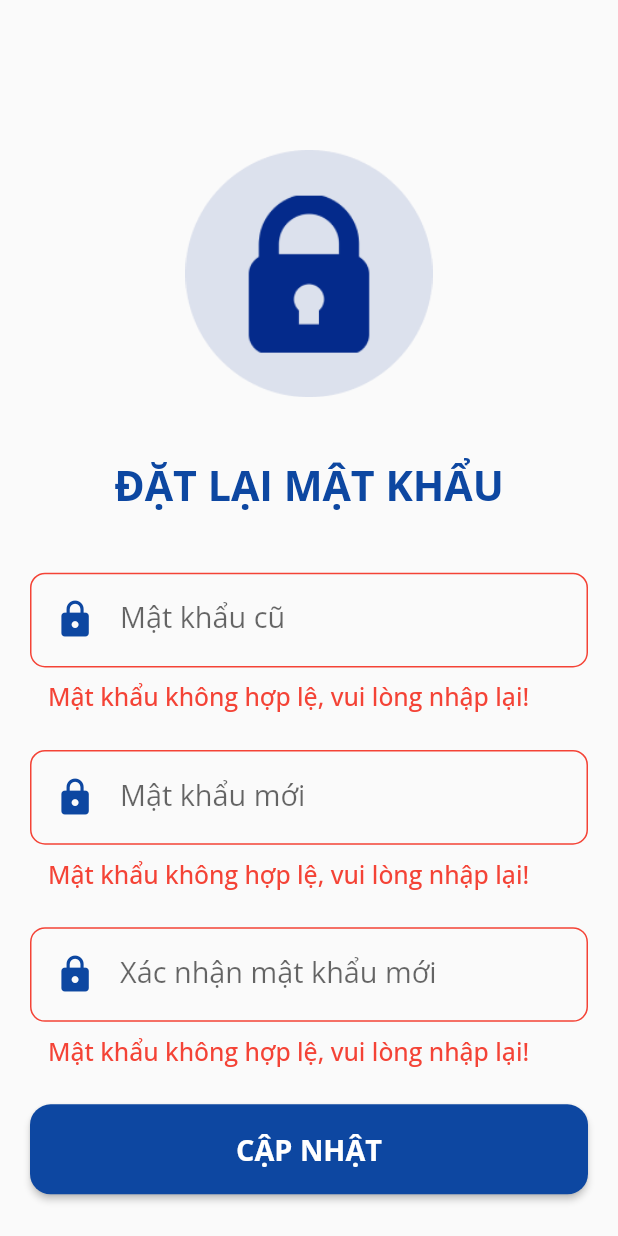
After one commit to pqhuy1102/smartschool_mobile, a Flutter app: the ChangePasswordScreen screen opened by its route, after a tap on "CẬP NHẬT", on a phone screen of 412 x 824 dp. The commit adds this screen. Run offline on Flutter 3.47's test engine with Material 2 defaults, Android fonts, the phone set to English and light mode, and no system bars; our stand-ins replace flutter_slidable, flutter_spinkit, get, get_storage, image_picker, qr_flutter and 1 more; accounts and stored records are empty.

Commit message:
change-password-function

```diff
--- a/lib/modules/authentication/controllers/authentication_manager.dart
+++ b/lib/modules/authentication/controllers/authentication_manager.dart
@@ -3,6 +3,7 @@ import 'package:smartschool_mobile/modules/authentication/controllers/cache_mana
 
 class AuthenticationManager extends GetxController with CacheManager {
   final isLogged = false.obs;
+  final isChangedPassword = false.obs;
 
   void logOut() {
     isLogged.value = false;
--- a/lib/modules/authentication/controllers/cache_manager.dart
+++ b/lib/modules/authentication/controllers/cache_manager.dart
@@ -16,6 +16,8 @@ mixin CacheManager {
     final box = GetStorage();
     await box.remove(CacheManagerKey.TOKEN.toString());
   }
+
+  //1234578ab
 }
 
 // ignore: constant_identifier_names
--- a/lib/modules/authentication/controllers/login_controller.dart
+++ b/lib/modules/authentication/controllers/login_controller.dart
@@ -30,8 +30,8 @@ class LoginController extends GetxController {
   //login
   Future<void> login(String email, String password) async {
     isLoading(true);
-    final res = await _loginProvider
-        .login(LoginRequestModel(email: email, password: password));
+    final res = await _loginProvider.login(
+        LoginRequestModel(email: email.trim(), password: password.trim()));
     if (res != null) {
       _authenticationManager.login(res.token);
       Get.snackbar('Thành công', 'Đăng nhập thành công!',
--- a/lib/modules/authentication/widgets/onboard.dart
+++ b/lib/modules/authentication/widgets/onboard.dart
@@ -12,9 +12,13 @@ class OnBoard extends StatelessWidget {
     AuthenticationManager _authManager = Get.put(AuthenticationManager());
 
     return Obx(() {
-      return _authManager.isLogged.value
+      return (_authManager.isLogged.value &&
+              _authManager.isChangedPassword.value)
           ? const DashBoardScreen()
-          : const LoginScreen();
+          : (_authManager.isLogged.value &&
+                  !_authManager.isChangedPassword.value)
+              ? const DashBoardScreen()
+              : const LoginScreen();
     });
   }
 }
--- /dev/null
+++ b/lib/modules/changePassword/controllers/change_password_controller.dart
@@ -0,0 +1,85 @@
+import 'package:flutter/material.dart';
+import 'package:get/get.dart';
+import 'package:smartschool_mobile/modules/authentication/controllers/authentication_manager.dart';
+import 'package:smartschool_mobile/modules/changePassword/models/change_password_request_model.dart';
+import 'package:smartschool_mobile/modules/changePassword/providers/change_password_provider.dart';
+import 'package:smartschool_mobile/routes/app_pages.dart';
+
+class ChangePasswordController extends GetxController {
+  final isChangedPassword = false.obs;
+  final isOldPasswordHidden = true.obs;
+  final isNewPasswordHidden = true.obs;
+  final isReNewPasswordHidden = true.obs;
+  final isLoading = false.obs;
+
+  late final ChangePasswordProvider _changePasswordProvider;
+  late final AuthenticationManager _authenticationManager;
+
+  TextEditingController? oldPasswordEditingController;
+  TextEditingController? newPasswordEditingController;
+  TextEditingController? reNewPasswordEditingController;
+
+  @override
+  void onInit() {
+    super.onInit();
+    _changePasswordProvider = Get.put(ChangePasswordProvider());
+    _authenticationManager = Get.find();
+
+    oldPasswordEditingController = TextEditingController();
+    newPasswordEditingController = TextEditingController();
+    reNewPasswordEditingController = TextEditingController();
+  }
+
+  Future<void> changePassword(
+      String oldPassword, String newPassword, String confirmPassword) async {
+    isLoading(true);
+    String? token = _authenticationManager.getToken();
+
+    Map<String, String> headers = {
+      "Content-Type": "application/json",
+      'Authorization': 'Bearer $token',
+    };
+    final res = await _changePasswordProvider.changePassword(
+        ChangePasswordRequestModel(
+            oldPassword: oldPassword.trim(),
+            newPassword: newPassword.trim(),
+            reNewPassword: confirmPassword.trim()),
+        headers);
+    if (res != null) {
+      Get.snackbar('Thành công', 'Đổi mật khẩu thành công!',
+          snackPosition: SnackPosition.TOP,
+          backgroundColor: Colors.green,
+          colorText: Colors.white);
+      isLoading(false);
+      clearTextField();
+      Get.toNamed(Routes.dashboard);
+    } else {
+      Get.snackbar('Lỗi ', 'Đổi mật khẩu thất bại!',
+          snackPosition: SnackPosition.TOP,
+          backgroundColor: Colors.red,
+          colorText: Colors.white);
+      isLoading(false);
+      clearTextField();
+    }
+  }
+
+  //toggle password
+  void toggleOldPasswordVisibility() {
+    isOldPasswordHidden(!isOldPasswordHidden.value);
+  }
+
+  void toggleNewPasswordVisibility() {
+    isNewPasswordHidden(!isNewPasswordHidden.value);
+  }
+
+  void toggleReNewPasswordVisibility() {
+    isReNewPasswordHidden(!isReNewPasswordHidden.value);
+  }
+
+  //clear textfield
+  void clearTextField() {
+    oldPasswordEditingController!.clear();
+    newPasswordEditingController!.clear();
+    reNewPasswordEditingController!.clear();
+  }
+}
--- /dev/null
+++ b/lib/modules/changePassword/models/change_password_request_model.dart
@@ -0,0 +1,16 @@
+class ChangePasswordRequestModel {
+  String? oldPassword;
+  String? newPassword;
+  String? reNewPassword;
+
+  ChangePasswordRequestModel(
+      {this.oldPassword, this.newPassword, this.reNewPassword});
+
+  Map<String, dynamic> toJson() {
+    final Map<String, dynamic> data = <String, dynamic>{};
+    data['old_password'] = oldPassword;
+    data['new_password'] = newPassword;
+    data['re_new_password'] = reNewPassword;
+    return data;
+  }
+}
--- /dev/null
+++ b/lib/modules/changePassword/models/change_password_response_model.dart
@@ -0,0 +1,14 @@
+class ChangePasswordResponseModel {
+  String? oldPassword;
+  String? newPassword;
+  String? reNewPassword;
+
+  ChangePasswordResponseModel(
+      {this.oldPassword, this.newPassword, this.reNewPassword});
+
+  ChangePasswordResponseModel.fromJson(Map<String, dynamic> json) {
+    oldPassword = json['old_password'];
+    newPassword = json['new_password'];
+    reNewPassword = json['re_new_password'];
+  }
+}
--- /dev/null
+++ b/lib/modules/changePassword/providers/change_password_provider.dart
@@ -0,0 +1,21 @@
+import 'package:get/get.dart';
+import 'package:get/get_connect/http/src/status/http_status.dart';
+import 'package:smartschool_mobile/modules/changePassword/models/change_password_request_model.dart';
+import 'package:smartschool_mobile/modules/changePassword/models/change_password_response_model.dart';
+
+class ChangePasswordProvider extends GetConnect {
+  final String changePasswordUrl =
+      'http://13.228.244.196:6002/mobile/change-password';
+
+  Future<ChangePasswordResponseModel?> changePassword(
+      ChangePasswordRequestModel model, headers) async {
+    final response =
+        await put(changePasswordUrl, model.toJson(), headers: headers);
+
+    if (response.statusCode == HttpStatus.ok) {
+      return ChangePasswordResponseModel.fromJson(response.body);
+    } else {
+      return null;
+    }
+  }
+}
--- /dev/null
+++ b/lib/modules/changePassword/views/change_password_screen.dart
@@ -0,0 +1,238 @@
+import 'package:flutter/material.dart';
+import 'package:get/get.dart';
+import 'package:sizer/sizer.dart';
+import 'package:smartschool_mobile/modules/changePassword/controllers/change_password_controller.dart';
+
+class ChangePasswordScreen extends StatefulWidget {
+  const ChangePasswordScreen({Key? key}) : super(key: key);
+
+  @override
+  State<ChangePasswordScreen> createState() => _ChangePasswordScreenState();
+}
+
+class _ChangePasswordScreenState extends State<ChangePasswordScreen> {
+  // ignore: unused_field
+  AutovalidateMode _autovalidateMode = AutovalidateMode.disabled;
+
+  final ChangePasswordController _changePasswordController =
+      Get.put(ChangePasswordController());
+
+  final _formKey = GlobalKey<FormState>();
+
+  @override
+  Widget build(BuildContext context) {
+    double w = MediaQuery.of(context).size.width;
+    double h = MediaQuery.of(context).size.height;
+    return SafeArea(
+      child: Scaffold(
+          resizeToAvoidBottomInset: false,
+          body: SizedBox(
+              width: double.infinity,
+              height: double.infinity,
+              // decoration: const BoxDecoration(
+              //     image: DecorationImage(
+              //         image: AssetImage('assets/images/background_login.jpg'),
+              //         fit: BoxFit.fill)),
+              child: Center(
+                child: Column(
+                  children: [
+                    Container(
+                      margin: const EdgeInsets.fromLTRB(0, 100, 0, 20),
+                      height: h * 0.2,
+                      width: w,
+                      child: Image.asset('assets/images/lock.png'),
+                    ),
+                    Container(
+                      margin: const EdgeInsets.symmetric(vertical: 20),
+                      child: Text(
+                        "đặt lại mật khẩu".toUpperCase(),
+                        style: TextStyle(
+                            fontSize: 20.0.sp,
+                            fontWeight: FontWeight.bold,
+                            color: Colors.blue.shade900),
+                      ),
+                    ),
+                    Container(
+                      margin: const EdgeInsets.all(20),
+                      child: Form(
+                        key: _formKey,
+                        child: Column(
+                          children: [
+                            Obx(
+                              () => TextFormField(
+                                  obscureText: _changePasswordController
+                                      .isOldPasswordHidden.value,
+                                  controller: _changePasswordController
+                                      .oldPasswordEditingController,
+                                  validator: (value) => validatePassword(value),
+                                  style: TextStyle(fontSize: 14.0.sp),
+                                  decoration: inputDecoration(
+                                    "Mật khẩu cũ",
+                                    Icons.lock,
+                                    1,
+                                    surfixIconData: _changePasswordController
+                                            .isOldPasswordHidden.value
+                                        ? Icons.visibility_off
+                                        : Icons.visibility,
+                                  )),
+                            ),
+                            const SizedBox(
+                              height: 25,
+                            ),
+                            Obx(
+                              () => TextFormField(
+                                  obscureText: _changePasswordController
+                                      .isNewPasswordHidden.value,
+                                  controller: _changePasswordController
+                                      .newPasswordEditingController,
+                                  validator: (value) => validatePassword(value),
+                                  style: TextStyle(fontSize: 14.0.sp),
+                                  decoration: inputDecoration(
+                                    "Mật khẩu mới",
+                                    Icons.lock,
+                                    2,
+                                    surfixIconData: _changePasswordController
+                                            .isNewPasswordHidden.value
+                                        ? Icons.visibility_off
+                                        : Icons.visibility,
+                                  )),
+                            ),
+                            const SizedBox(
+                              height: 25,
+                            ),
+                            Obx(
+                              () => TextFormField(
+                                  obscureText: _changePasswordController
+                                      .isReNewPasswordHidden.value,
+                                  controller: _changePasswordController
+                                      .reNewPasswordEditingController,
+                                  validator: (value) => validatePassword(value),
+                                  style: TextStyle(fontSize: 14.0.sp),
+                                  decoration: inputDecoration(
+                                    "Xác nhận mật khẩu mới",
+                                    Icons.lock,
+                                    3,
+                                    surfixIconData: _changePasswordController
+                                            .isReNewPasswordHidden.value
+                                        ? Icons.visibility_off
+                                        : Icons.visibility,
+                                  )),
+                            ),
+                            const SizedBox(
+                              height: 25,
+                            ),
+                            ElevatedButton(
+                                onPressed: () async {
+                                  if (_formKey.currentState!.validate()) {
+                                    await _changePasswordController
+                                        .changePassword(
+                                            _changePasswordController
+                                                .oldPasswordEditingController!
+                                                .text,
+                                            _changePasswordController
+                                                .newPasswordEditingController!
+                                                .text,
+                                            _changePasswordController
+                                                .reNewPasswordEditingController!
+                                                .text);
+                                  } else {
+                                    setState(() {
+                                      _autovalidateMode =
+                                          AutovalidateMode.onUserInteraction;
+                                    });
+                                  }
+                                },
+                                child: Obx((() {
+                                  if (_changePasswordController
+                                      .isLoading.value) {
+                                    return const CircularProgressIndicator(
+                                        valueColor:
+                                            AlwaysStoppedAnimation<Color>(
+                                                Colors.white));
+                                  } else {
+                                    return Text(
+                                      'cập nhật'.toUpperCase(),
+                                      style: TextStyle(
+                                          fontSize: 14.0.sp,
+                                          fontWeight: FontWeight.bold),
+                                    );
+                                  }
+                                })),
+                                style: ElevatedButton.styleFrom(
+                                  minimumSize: const Size.fromHeight(60),
+                                  primary: Colors.blue.shade900,
+                                  shape: RoundedRectangleBorder(
+                                    borderRadius:
+                                        BorderRadius.circular(10.0.sp),
+                                  ),
+                                ))
+                          ],
+                        ),
+                      ),
+                    )
+                  ],
+                ),
+              ))),
+    );
+  }
+}
+
+InputDecoration inputDecoration(String labelText, IconData iconData, int id,
+    {String? prefix, String? helperText, IconData? surfixIconData}) {
+  final ChangePasswordController _changePassController =
+      Get.put(ChangePasswordController());
+  return InputDecoration(
+    contentPadding: const EdgeInsets.symmetric(vertical: 15, horizontal: 12),
+    helperText: helperText,
+    labelText: labelText,
+    prefixText: prefix,
+    prefixIcon: Icon(
+      iconData,
+      size: 20.0.sp,
+      color: Colors.blue.shade900,
+    ),
+    suffix: InkWell(
+      child: Icon(
+        surfixIconData,
+        color: Colors.grey,
+        size: 20.0.sp,
+      ),
+      onTap: () {
+        id == 1
+            ? _changePassController.toggleOldPasswordVisibility()
+            : id == 2
+                ? _changePassController.toggleNewPasswordVisibility()
+                : _changePassController.toggleReNewPasswordVisibility();
+      },
+    ),
+    errorStyle: TextStyle(
+        color: Colors.red, fontWeight: FontWeight.w500, fontSize: 12.0.sp),
+    prefixIconConstraints: const BoxConstraints(minWidth: 60),
+    enabledBorder: OutlineInputBorder(
+        borderRadius: BorderRadius.circular(10),
+        borderSide: const BorderSide(color: Colors.black)),
+    focusedBorder: OutlineInputBorder(
+        borderRadius: BorderRadius.circular(10),
+        borderSide: BorderSide(color: Colors.blue.shade900)),
+    errorBorder: OutlineInputBorder(
+        borderRadius: BorderRadius.circular(10),
+        borderSide: const BorderSide(color: Colors.red)),
+    border: OutlineInputBorder(
+        borderRadius: BorderRadius.circular(10),
+        borderSide: const BorderSide(color: Colors.black)),
+  );
+}
+
+//validate password function
+String? validatePassword(String? value) {
+  String spacePattern = r'\s';
+  RegExp spaceRegex = RegExp(spacePattern);
+  if (value == null ||
+      value.isEmpty ||
+      spaceRegex.hasMatch(value) ||
+      value.length < 8) {
+    return 'Mật khẩu không hợp lệ, vui lòng nhập lại!';
+  } else {
+    return null;
+  }
+}
--- a/lib/modules/setttings/views/setttings_screen.dart
+++ b/lib/modules/setttings/views/setttings_screen.dart
@@ -115,9 +115,16 @@ class SettingsScreen extends StatelessWidget {
                     handleChangeLanguage(context);
                   },
                 ),
-                SettingItem(
-                  title: "change password".tr,
-                  icon: Icons.lock,
+                InkWell(
+                  child: SettingItem(
+                    title: "change password".tr,
+                    icon: Icons.lock,
+                  ),
+                  onTap: () {
+                    Get.toNamed(Routes.dashboard +
+                        Routes.settings +
+                        Routes.changePassword);
+                  },
                 ),
                 InkWell(
                   child: SettingItem(
--- a/lib/routes/app_pages.dart
+++ b/lib/routes/app_pages.dart
@@ -1,4 +1,5 @@
 import 'package:get/get.dart';
+import 'package:smartschool_mobile/modules/changePassword/views/change_password_screen.dart';
 import 'package:smartschool_mobile/modules/checkinToday/views/checkin_today_screen.dart';
 import 'package:smartschool_mobile/modules/dashboard/views/dashboard_screen.dart';
 import 'package:smartschool_mobile/modules/notification/views/notification_screen.dart';
@@ -33,7 +34,12 @@ class AppPages {
           GetPage(
               name: Routes.settings,
               page: () => SettingsScreen(),
-              binding: SettingsBinding()),
+              binding: SettingsBinding(),
+              children: [
+                GetPage(
+                    name: Routes.changePassword,
+                    page: () => const ChangePasswordScreen()),
+              ]),
           GetPage(
             name: Routes.notification,
             page: () => const NotificationScreen(),
--- a/lib/routes/app_routes.dart
+++ b/lib/routes/app_routes.dart
@@ -10,4 +10,5 @@ abstract class Routes {
   static const checkinToday = '/checkinToday';
   static const subjectDetailReport = '/subjectDetailReport';
   static const notification = '/notification';
+  static const changePassword = '/changePassword';
 }
```
Also changed, not shown: assets/images/lock.png (added).
